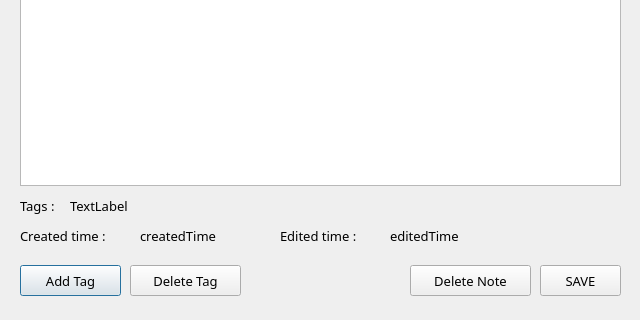
knu-2-tochanenko/OOP, file Note-App/notedialog.ui: the form before one commit; both pictures show x 0 to 640 and y 165 to 485 of the 640 by 485 pixel window.
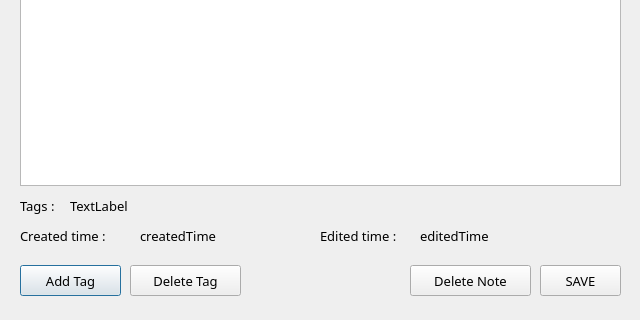
The form after the commit.

The edit to the form file:
```diff
--- a/Note-App/notedialog.ui
+++ b/Note-App/notedialog.ui
@@ -179,7 +179,7 @@
     <rect>
      <x>140</x>
      <y>390</y>
-     <width>131</width>
+     <width>161</width>
      <height>21</height>
     </rect>
    </property>
@@ -196,9 +196,9 @@
   <widget class="QLabel" name="tags_4">
    <property name="geometry">
     <rect>
-     <x>280</x>
+     <x>320</x>
      <y>390</y>
-     <width>101</width>
+     <width>91</width>
      <height>21</height>
     </rect>
    </property>
@@ -215,9 +215,9 @@
   <widget class="QLabel" name="label_editedTime">
    <property name="geometry">
     <rect>
-     <x>390</x>
+     <x>420</x>
      <y>390</y>
-     <width>231</width>
+     <width>201</width>
      <height>21</height>
     </rect>
    </property>
```
